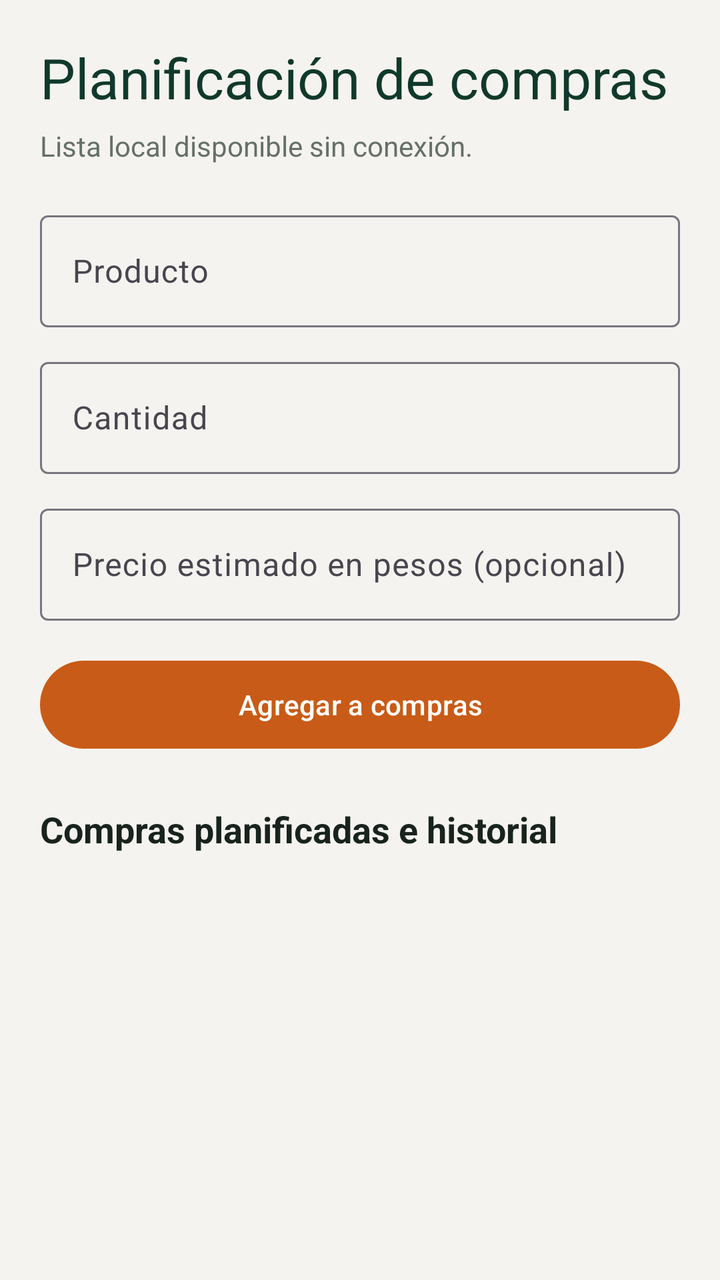
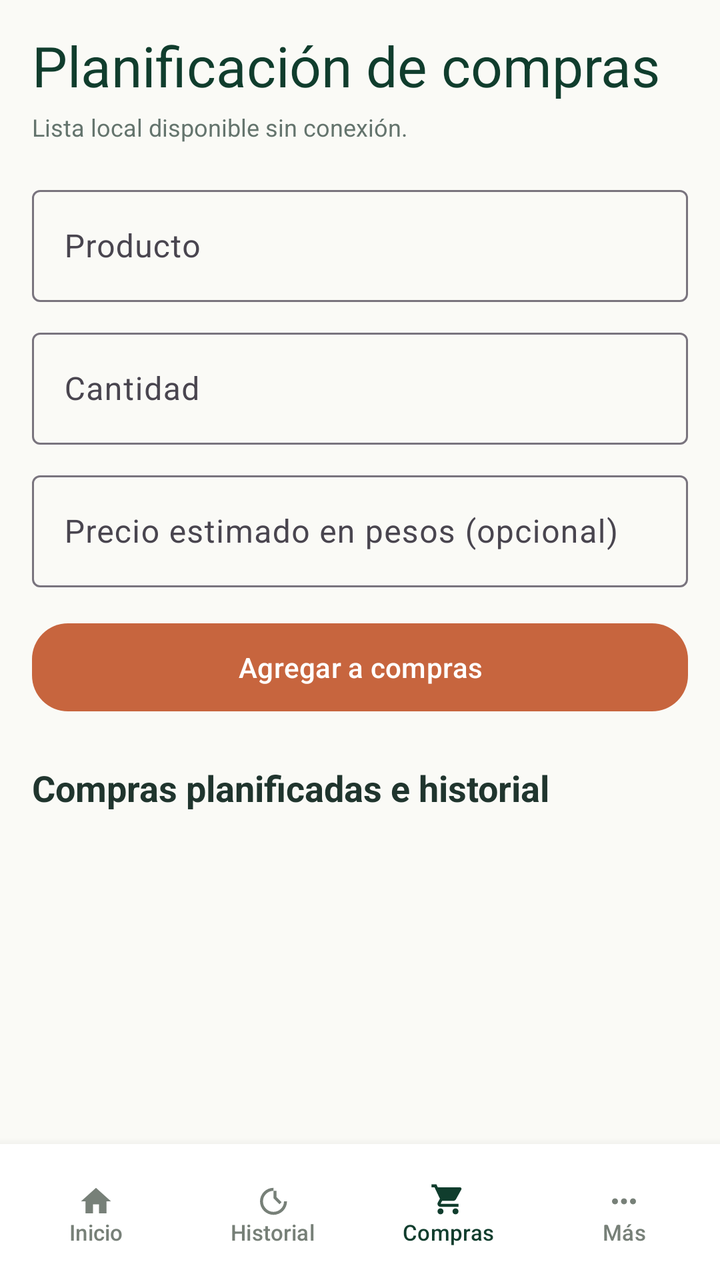

Two renders of the same Android screen: before a commit and after it. Below are the layout's source before the change and the commit's diff.
<!-- AndroidManifest.xml: application theme Theme.LocalCash -->
<!-- res/layout/activity_compras.xml -->
<?xml version="1.0" encoding="utf-8"?>
<ScrollView xmlns:android="http://schemas.android.com/apk/res/android"
    xmlns:app="http://schemas.android.com/apk/res-auto"
    android:layout_width="match_parent"
    android:layout_height="match_parent"
    android:background="@color/lc_warm_background"
    android:fillViewport="true">
    <LinearLayout
        android:layout_width="match_parent"
        android:layout_height="wrap_content"
        android:orientation="vertical"
        android:padding="20dp">
        <TextView style="@style/TextAppearance.Material3.HeadlineMedium" android:layout_width="wrap_content" android:layout_height="wrap_content" android:text="@string/shopping_title" android:textColor="@color/lc_green_dark" />
        <TextView android:layout_width="match_parent" android:layout_height="wrap_content" android:layout_marginTop="6dp" android:text="@string/shopping_subtitle" android:textColor="@color/lc_text_secondary" />
        <com.google.android.material.textfield.TextInputLayout style="@style/Widget.Material3.TextInputLayout.OutlinedBox" android:layout_width="match_parent" android:layout_height="wrap_content" android:layout_marginTop="20dp" android:hint="@string/shopping_name_hint">
            <com.google.android.material.textfield.TextInputEditText android:id="@+id/input_shopping_name" android:layout_width="match_parent" android:layout_height="56dp" android:inputType="textCapSentences" />
        </com.google.android.material.textfield.TextInputLayout>
        <com.google.android.material.textfield.TextInputLayout style="@style/Widget.Material3.TextInputLayout.OutlinedBox" android:layout_width="match_parent" android:layout_height="wrap_content" android:layout_marginTop="12dp" android:hint="@string/shopping_quantity_hint">
            <com.google.android.material.textfield.TextInputEditText android:id="@+id/input_shopping_quantity" android:layout_width="match_parent" android:layout_height="56dp" android:inputType="number" />
        </com.google.android.material.textfield.TextInputLayout>
        <com.google.android.material.textfield.TextInputLayout style="@style/Widget.Material3.TextInputLayout.OutlinedBox" android:layout_width="match_parent" android:layout_height="wrap_content" android:layout_marginTop="12dp" android:hint="@string/shopping_price_hint" app:prefixText="$ ">
            <com.google.android.material.textfield.TextInputEditText android:id="@+id/input_shopping_price" android:layout_width="match_parent" android:layout_height="56dp" android:inputType="number" />
        </com.google.android.material.textfield.TextInputLayout>
        <com.google.android.material.button.MaterialButton android:id="@+id/button_add_shopping" android:layout_width="match_parent" android:layout_height="52dp" android:layout_marginTop="16dp" android:text="@string/action_add_shopping" app:backgroundTint="@color/lc_orange_earth" />
        <TextView android:layout_width="wrap_content" android:layout_height="wrap_content" android:layout_marginTop="24dp" android:text="@string/shopping_history_title" android:textColor="@color/lc_text_primary" android:textSize="18sp" android:textStyle="bold" />
        <LinearLayout android:id="@+id/list_shopping" android:layout_width="match_parent" android:layout_height="wrap_content" android:layout_marginTop="8dp" android:orientation="vertical" />
    </LinearLayout>
</ScrollView>
<!-- resources referenced by this layout -->
<resources>
  <color name="lc_green_dark">#10392B</color>
  <color name="lc_orange_earth">#C85B17</color>
  <color name="lc_text_primary">#18231E</color>
  <color name="lc_text_secondary">#647069</color>
  <color name="lc_warm_background">#F5F3EF</color>
  <string name="action_add_shopping">Agregar a compras</string>
  <string name="shopping_history_title">Compras planificadas e historial</string>
  <string name="shopping_name_hint">Producto</string>
  <string name="shopping_price_hint">Precio estimado en pesos (opcional)</string>
  <string name="shopping_quantity_hint">Cantidad</string>
  <string name="shopping_subtitle">Lista local disponible sin conexión.</string>
  <string name="shopping_title">Planificación de compras</string>
  <style name="Theme.LocalCash" parent="Base.Theme.LocalCash" />
  <style name="Base.Theme.LocalCash" parent="Theme.Material3.DayNight.NoActionBar">
          
          
      </style>
</resources>

<!-- the commit's change to res/layout/activity_compras.xml (unified diff, before → after) -->
@@ -1,28 +1,21 @@
 <?xml version="1.0" encoding="utf-8"?>
-<ScrollView xmlns:android="http://schemas.android.com/apk/res/android"
-    xmlns:app="http://schemas.android.com/apk/res-auto"
-    android:layout_width="match_parent"
-    android:layout_height="match_parent"
-    android:background="@color/lc_warm_background"
-    android:fillViewport="true">
-    <LinearLayout
-        android:layout_width="match_parent"
-        android:layout_height="wrap_content"
-        android:orientation="vertical"
-        android:padding="20dp">
-        <TextView style="@style/TextAppearance.Material3.HeadlineMedium" android:layout_width="wrap_content" android:layout_height="wrap_content" android:text="@string/shopping_title" android:textColor="@color/lc_green_dark" />
-        <TextView android:layout_width="match_parent" android:layout_height="wrap_content" android:layout_marginTop="6dp" android:text="@string/shopping_subtitle" android:textColor="@color/lc_text_secondary" />
-        <com.google.android.material.textfield.TextInputLayout style="@style/Widget.Material3.TextInputLayout.OutlinedBox" android:layout_width="match_parent" android:layout_height="wrap_content" android:layout_marginTop="20dp" android:hint="@string/shopping_name_hint">
-            <com.google.android.material.textfield.TextInputEditText android:id="@+id/input_shopping_name" android:layout_width="match_parent" android:layout_height="56dp" android:inputType="textCapSentences" />
-        </com.google.android.material.textfield.TextInputLayout>
-        <com.google.android.material.textfield.TextInputLayout style="@style/Widget.Material3.TextInputLayout.OutlinedBox" android:layout_width="match_parent" android:layout_height="wrap_content" android:layout_marginTop="12dp" android:hint="@string/shopping_quantity_hint">
-            <com.google.android.material.textfield.TextInputEditText android:id="@+id/input_shopping_quantity" android:layout_width="match_parent" android:layout_height="56dp" android:inputType="number" />
-        </com.google.android.material.textfield.TextInputLayout>
-        <com.google.android.material.textfield.TextInputLayout style="@style/Widget.Material3.TextInputLayout.OutlinedBox" android:layout_width="match_parent" android:layout_height="wrap_content" android:layout_marginTop="12dp" android:hint="@string/shopping_price_hint" app:prefixText="$ ">
-            <com.google.android.material.textfield.TextInputEditText android:id="@+id/input_shopping_price" android:layout_width="match_parent" android:layout_height="56dp" android:inputType="number" />
-        </com.google.android.material.textfield.TextInputLayout>
-        <com.google.android.material.button.MaterialButton android:id="@+id/button_add_shopping" android:layout_width="match_parent" android:layout_height="52dp" android:layout_marginTop="16dp" android:text="@string/action_add_shopping" app:backgroundTint="@color/lc_orange_earth" />
-        <TextView android:layout_width="wrap_content" android:layout_height="wrap_content" android:layout_marginTop="24dp" android:text="@string/shopping_history_title" android:textColor="@color/lc_text_primary" android:textSize="18sp" android:textStyle="bold" />
-        <LinearLayout android:id="@+id/list_shopping" android:layout_width="match_parent" android:layout_height="wrap_content" android:layout_marginTop="8dp" android:orientation="vertical" />
+<androidx.constraintlayout.widget.ConstraintLayout xmlns:android="http://schemas.android.com/apk/res/android" xmlns:app="http://schemas.android.com/apk/res-auto" android:layout_width="match_parent" android:layout_height="match_parent" android:background="@color/lc_warm_background">
+    <ScrollView android:layout_width="0dp" android:layout_height="0dp" android:fillViewport="true" android:clipToPadding="false" android:paddingStart="16dp" android:paddingTop="14dp" android:paddingEnd="16dp" android:paddingBottom="20dp" app:layout_constraintTop_toTopOf="parent" app:layout_constraintBottom_toTopOf="@id/shopping_bottom_navigation" app:layout_constraintStart_toStartOf="parent" app:layout_constraintEnd_toEndOf="parent">
+        <LinearLayout android:layout_width="match_parent" android:layout_height="wrap_content" android:orientation="vertical">
+            <TextView style="@style/TextAppearance.Material3.HeadlineMedium" android:layout_width="wrap_content" android:layout_height="wrap_content" android:text="@string/shopping_title" android:textColor="@color/lc_green_dark" />
+            <TextView android:layout_width="match_parent" android:layout_height="wrap_content" android:layout_marginTop="4dp" android:text="@string/shopping_subtitle" android:textColor="@color/lc_text_secondary" android:textSize="12sp" />
+            <com.google.android.material.textfield.TextInputLayout style="@style/Widget.Material3.TextInputLayout.OutlinedBox" android:layout_width="match_parent" android:layout_height="wrap_content" android:layout_marginTop="18dp" android:hint="@string/shopping_name_hint"><com.google.android.material.textfield.TextInputEditText android:id="@+id/input_shopping_name" android:layout_width="match_parent" android:layout_height="56dp" android:inputType="textCapSentences" /></com.google.android.material.textfield.TextInputLayout>
+            <com.google.android.material.textfield.TextInputLayout style="@style/Widget.Material3.TextInputLayout.OutlinedBox" android:layout_width="match_parent" android:layout_height="wrap_content" android:layout_marginTop="10dp" android:hint="@string/shopping_quantity_hint"><com.google.android.material.textfield.TextInputEditText android:id="@+id/input_shopping_quantity" android:layout_width="match_parent" android:layout_height="56dp" android:inputType="number" /></com.google.android.material.textfield.TextInputLayout>
+            <com.google.android.material.textfield.TextInputLayout style="@style/Widget.Material3.TextInputLayout.OutlinedBox" android:layout_width="match_parent" android:layout_height="wrap_content" android:layout_marginTop="10dp" android:hint="@string/shopping_price_hint" app:prefixText="$ "><com.google.android.material.textfield.TextInputEditText android:id="@+id/input_shopping_price" android:layout_width="match_parent" android:layout_height="56dp" android:inputType="number" /></com.google.android.material.textfield.TextInputLayout>
+            <com.google.android.material.button.MaterialButton android:id="@+id/button_add_shopping" android:layout_width="match_parent" android:layout_height="52dp" android:layout_marginTop="14dp" android:text="@string/action_add_shopping" app:backgroundTint="@color/lc_orange_earth" app:cornerRadius="18dp" />
+            <TextView android:layout_width="wrap_content" android:layout_height="wrap_content" android:layout_marginTop="22dp" android:text="@string/shopping_history_title" android:textColor="@color/lc_text_primary" android:textSize="18sp" android:textStyle="bold" />
+            <LinearLayout android:id="@+id/list_shopping" android:layout_width="match_parent" android:layout_height="wrap_content" android:layout_marginTop="8dp" android:orientation="vertical" />
+        </LinearLayout>
+    </ScrollView>
+    <LinearLayout android:id="@+id/shopping_bottom_navigation" android:layout_width="0dp" android:layout_height="68dp" android:background="@color/lc_surface" android:elevation="8dp" android:gravity="center" android:orientation="horizontal" android:paddingStart="4dp" android:paddingEnd="4dp" app:layout_constraintBottom_toBottomOf="parent" app:layout_constraintStart_toStartOf="parent" app:layout_constraintEnd_toEndOf="parent">
+        <com.google.android.material.button.MaterialButton android:id="@+id/button_shopping_nav_home" style="@style/Widget.Material3.Button.TextButton" android:layout_width="0dp" android:layout_height="60dp" android:layout_weight="1" android:text="@string/nav_home" android:textAllCaps="false" android:textColor="@color/lc_nav_unselected" android:textSize="11sp" app:icon="@drawable/ic_home" app:iconGravity="textTop" app:iconPadding="2dp" app:iconTint="@color/lc_nav_unselected" />
+        <com.google.android.material.button.MaterialButton android:id="@+id/button_shopping_nav_history" style="@style/Widget.Material3.Button.TextButton" android:layout_width="0dp" android:layout_height="60dp" android:layout_weight="1" android:text="@string/nav_movements" android:textAllCaps="false" android:textColor="@color/lc_nav_unselected" android:textSize="11sp" app:icon="@drawable/ic_history" app:iconGravity="textTop" app:iconPadding="2dp" app:iconTint="@color/lc_nav_unselected" />
+        <com.google.android.material.button.MaterialButton android:id="@+id/button_shopping_nav_shopping" style="@style/Widget.Material3.Button.TextButton" android:layout_width="0dp" android:layout_height="60dp" android:layout_weight="1" android:text="@string/nav_shopping" android:textAllCaps="false" android:textColor="@color/lc_green_dark" android:textSize="11sp" app:icon="@drawable/ic_cart" app:iconGravity="textTop" app:iconPadding="2dp" app:iconTint="@color/lc_green_dark" />
+        <com.google.android.material.button.MaterialButton android:id="@+id/button_shopping_nav_more" style="@style/Widget.Material3.Button.TextButton" android:layout_width="0dp" android:layout_height="60dp" android:layout_weight="1" android:text="@string/nav_more" android:textAllCaps="false" android:textColor="@color/lc_nav_unselected" android:textSize="11sp" app:icon="@drawable/ic_more" app:iconGravity="textTop" app:iconPadding="2dp" app:iconTint="@color/lc_nav_unselected" />
     </LinearLayout>
-</ScrollView>
+</androidx.constraintlayout.widget.ConstraintLayout>
<!-- resource entries referenced after the edit -->
@@ -1,11 +1,33 @@
 <!-- resources referenced by this layout -->
 <resources>
-  <color name="lc_green_dark">#10392B</color>
-  <color name="lc_orange_earth">#C85B17</color>
-  <color name="lc_text_primary">#18231E</color>
-  <color name="lc_text_secondary">#647069</color>
-  <color name="lc_warm_background">#F5F3EF</color>
+  <color name="lc_green_dark">#103D2D</color>
+  <color name="lc_nav_unselected">#778078</color>
+  <color name="lc_orange_earth">#C7653E</color>
+  <color name="lc_surface">#FFFFFFFF</color>
+  <color name="lc_text_primary">#20352E</color>
+  <color name="lc_text_secondary">#64746D</color>
+  <color name="lc_warm_background">#FAFAF6</color>
+  <!-- drawable ic_cart (drawable) -->
+  <vector xmlns:android="http://schemas.android.com/apk/res/android" android:width="24dp" android:height="24dp" android:viewportWidth="24" android:viewportHeight="24">
+      <path android:fillColor="#FF000000" android:pathData="M7,18c-1.1,0 -1.99,0.9 -1.99,2S5.9,22 7,22s2,-0.9 2,-2 -0.9,-2 -2,-2zM1,2v2h2l3.6,7.59 -1.35,2.45c-0.16,0.28 -0.25,0.61 -0.25,0.96 0,1.1 0.9,2 2,2h12v-2L7.42,15c-0.14,0 -0.25,-0.11 -0.25,-0.25l0.03,-0.12 0.9,-1.63h7.45c0.75,0 1.41,-0.41 1.75,-1.03L20.88,5.5c0.08,-0.14 0.12,-0.31 0.12,-0.5 0,-0.55 -0.45,-1 -1,-1L5.21,4l-0.94,-2L1,2zM17,18c-1.1,0 -1.99,0.9 -1.99,2S15.9,22 17,22s2,-0.9 2,-2 -0.9,-2 -2,-2z" />
+  </vector>
+  <!-- drawable ic_history (drawable) -->
+  <vector xmlns:android="http://schemas.android.com/apk/res/android" android:width="24dp" android:height="24dp" android:viewportWidth="24" android:viewportHeight="24">
+      <path android:fillColor="#FF000000" android:pathData="M13,3a9,9 0,1 0,9 9h-2a7,7 0,1 1,-7 -7v5l4,4 1.4,-1.4 -3.4,-3.4L15,5h-2z" />
+  </vector>
+  <!-- drawable ic_home (drawable) -->
+  <vector xmlns:android="http://schemas.android.com/apk/res/android" android:width="24dp" android:height="24dp" android:viewportWidth="24" android:viewportHeight="24">
+      <path android:fillColor="#FF000000" android:pathData="M10,20v-6h4v6h5v-8h3L12,3 2,12h3v8z" />
+  </vector>
+  <!-- drawable ic_more (drawable) -->
+  <vector xmlns:android="http://schemas.android.com/apk/res/android" android:width="24dp" android:height="24dp" android:viewportWidth="24" android:viewportHeight="24">
+      <path android:fillColor="#FF000000" android:pathData="M6,10c-1.1,0 -2,0.9 -2,2s0.9,2 2,2 2,-0.9 2,-2 -0.9,-2 -2,-2zM18,10c-1.1,0 -2,0.9 -2,2s0.9,2 2,2 2,-0.9 2,-2 -0.9,-2 -2,-2zM12,10c-1.1,0 -2,0.9 -2,2s0.9,2 2,2 2,-0.9 2,-2 -0.9,-2 -2,-2z" />
+  </vector>
   <string name="action_add_shopping">Agregar a compras</string>
+  <string name="nav_home">Inicio</string>
+  <string name="nav_more">Más</string>
+  <string name="nav_movements">Historial</string>
+  <string name="nav_shopping">Compras</string>
   <string name="shopping_history_title">Compras planificadas e historial</string>
   <string name="shopping_name_hint">Producto</string>
   <string name="shopping_price_hint">Precio estimado en pesos (opcional)</string>
